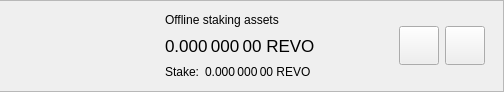
Above: src/qt/forms/delegationitemwidget.ui from revolutionchain/revo before the change; both pictures show x 223 to 727 and y 0 to 92 of the 727 by 92 pixel window. Below: the same form after it.
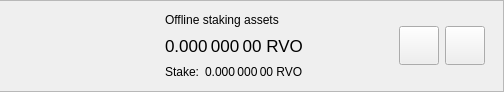
That is the form after the change.

Commit message: more rebranding: REVO => RVO

What changed in the file:
```diff
--- a/src/qt/forms/delegationitemwidget.ui
+++ b/src/qt/forms/delegationitemwidget.ui
@@ -236,7 +236,7 @@
                   <string>Your current spendable balance</string>
                  </property>
                  <property name="text">
-                  <string notr="true">0.000 000 00 REVO</string>
+                  <string notr="true">0.000 000 00 RVO</string>
                  </property>
                  <property name="alignment">
                   <set>Qt::AlignLeading|Qt::AlignLeft|Qt::AlignVCenter</set>
@@ -270,7 +270,7 @@
                  <item>
                   <widget class="QLabel" name="labelStake">
                    <property name="text">
-                    <string>0.000 000 00 REVO</string>
+                    <string>0.000 000 00 RVO</string>
                    </property>
                    <property name="alignment">
                     <set>Qt::AlignLeading|Qt::AlignLeft|Qt::AlignVCenter</set>
```
The commit also changes 16 other files.
